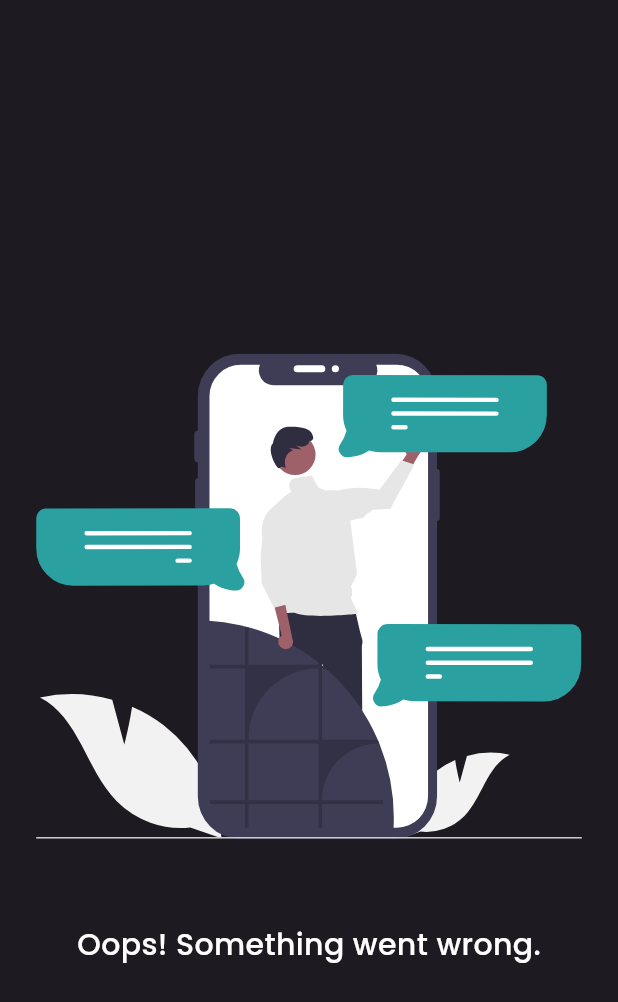
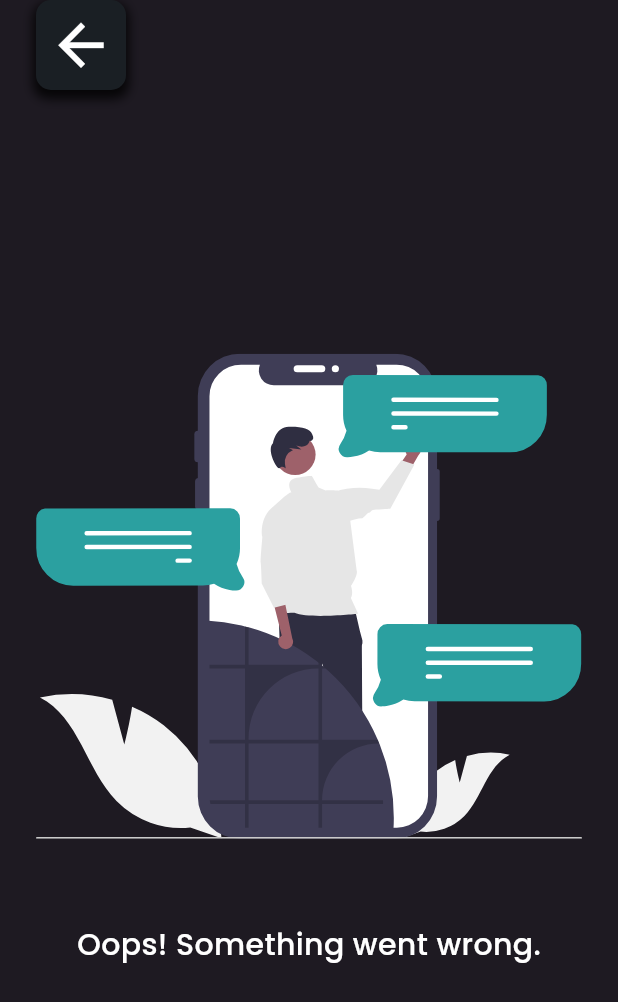
Before and after one commit to julianryorex/xplore, a Flutter app: the ErrorScreen screen opened by its route, on a phone screen of 412 x 824 dp. Shown: the top 1002 px of the screen. Run offline on Flutter 3.47's test engine with Material 3 defaults, Android fonts, the phone set to English and light mode, and no system bars; our stand-ins replace flutter_bloc, flutter_dotenv, flutter_svg, freezed_annotation; generated files the repository leaves out were written again.

```diff
--- a/lib/core/header.dart
+++ b/lib/core/header.dart
@@ -4,6 +4,8 @@ import 'package:xplore/constants/constants.dart';
 class Header extends StatelessWidget {
   final Widget? leadingWidget;
   final Widget? trailingWidget;
+
+  static const padding = paddingUnit * 5;
 
   const Header({
     this.leadingWidget,
@@ -14,7 +16,7 @@ class Header extends StatelessWidget {
   @override
   Widget build(BuildContext context) {
     return SizedBox(
-      height: paddingUnit * 5,
+      height: padding,
       child: Padding(
         padding: const EdgeInsets.symmetric(horizontal: paddingUnit * 2),
         child: Row(
--- a/lib/routes.dart
+++ b/lib/routes.dart
@@ -5,6 +5,7 @@ import 'package:xplore/features/itinerary/models/itinerary_models.dart';
 import 'package:xplore/main.dart';
 import 'package:xplore/screens/gallery_page.dart';
 import 'package:xplore/screens/generic_error_page.dart';
+import 'package:xplore/screens/itinerary_focus_page.dart';
 import 'package:xplore/screens/itinerary_overview_page.dart';
 
 class Paths {
@@ -39,6 +40,17 @@ class RouteGenerator {
             return const ErrorScreen();
           },
         );
+      case Paths.itineraryFocusView:
+        return MaterialPageRoute(
+          builder: (_) {
+            if (args is LocationPlanModel) {
+              return ItineraryFocusPage(locationPlan: args);
+            }
+
+            log('argument is not of type "LocationPlanModel"');
+            return const ErrorScreen();
+          },
+        );
 
       default:
         return MaterialPageRoute(builder: (_) => const ErrorScreen());
--- a/lib/screens/generic_error_page.dart
+++ b/lib/screens/generic_error_page.dart
@@ -3,6 +3,7 @@ import 'package:flutter_svg/flutter_svg.dart';
 import 'package:xplore/constants/constants.dart';
 import 'package:xplore/constants/extensions.dart';
 import 'package:xplore/core/header.dart';
+import 'package:xplore/core/icon_button.dart';
 import 'package:xplore/utilities/utilities.dart';
 
 class ErrorScreen extends StatelessWidget {
@@ -15,7 +16,13 @@ class ErrorScreen extends StatelessWidget {
         child: Center(
           child: Stack(
             children: [
-              const Header(),
+              Header(
+                leadingWidget: XploreIconBtn(
+                  bgColor: XploreColors.darkBg,
+                  onTapCallback: () => Navigator.pop(context),
+                  icon: const Icon(Icons.arrow_back, size: 45),
+                ),
+              ),
               Column(
                 mainAxisAlignment: MainAxisAlignment.center,
                 children: [
```
Also changed, not shown: lib/features/itinerary/widgets/itinerary_tile.dart (+14 -2 lines), lib/screens/itinerary_focus_page.dart (added, +58 -0 lines), lib/screens/itinerary_overview_page.dart (+7 -6 lines).
